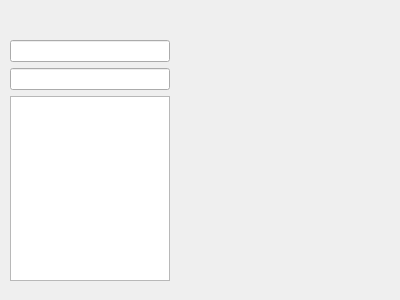
Above: Thesaurus/Windows/write_words_window.ui from Euclidis/Thesaurus before the change. Below: the same form after it.
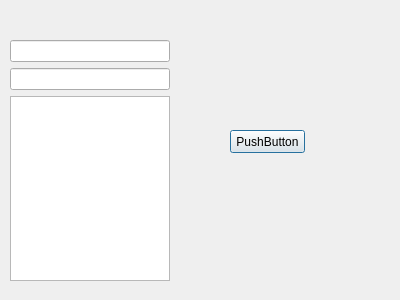
That is the form after the change.

```diff
--- a/Thesaurus/Windows/write_words_window.ui
+++ b/Thesaurus/Windows/write_words_window.ui
@@ -38,6 +38,19 @@
     </item>
    </layout>
   </widget>
+  <widget class="QPushButton" name="pushButton">
+   <property name="geometry">
+    <rect>
+     <x>230</x>
+     <y>130</y>
+     <width>75</width>
+     <height>23</height>
+    </rect>
+   </property>
+   <property name="text">
+    <string>PushButton</string>
+   </property>
+  </widget>
  </widget>
  <resources/>
  <connections/>
```
